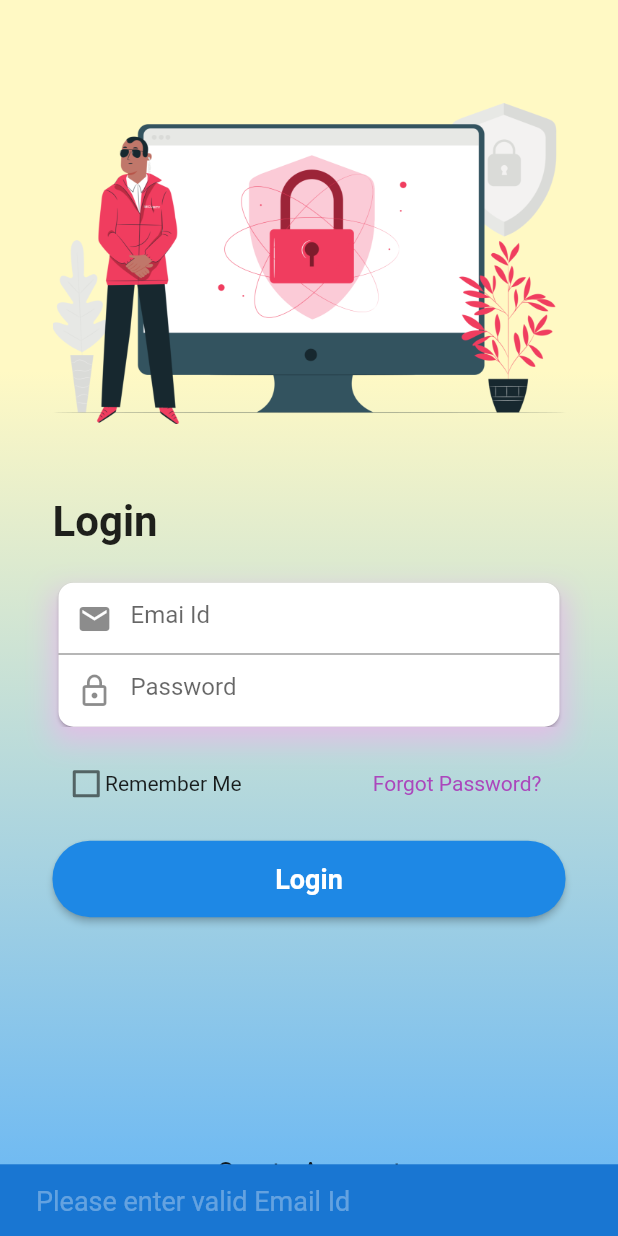
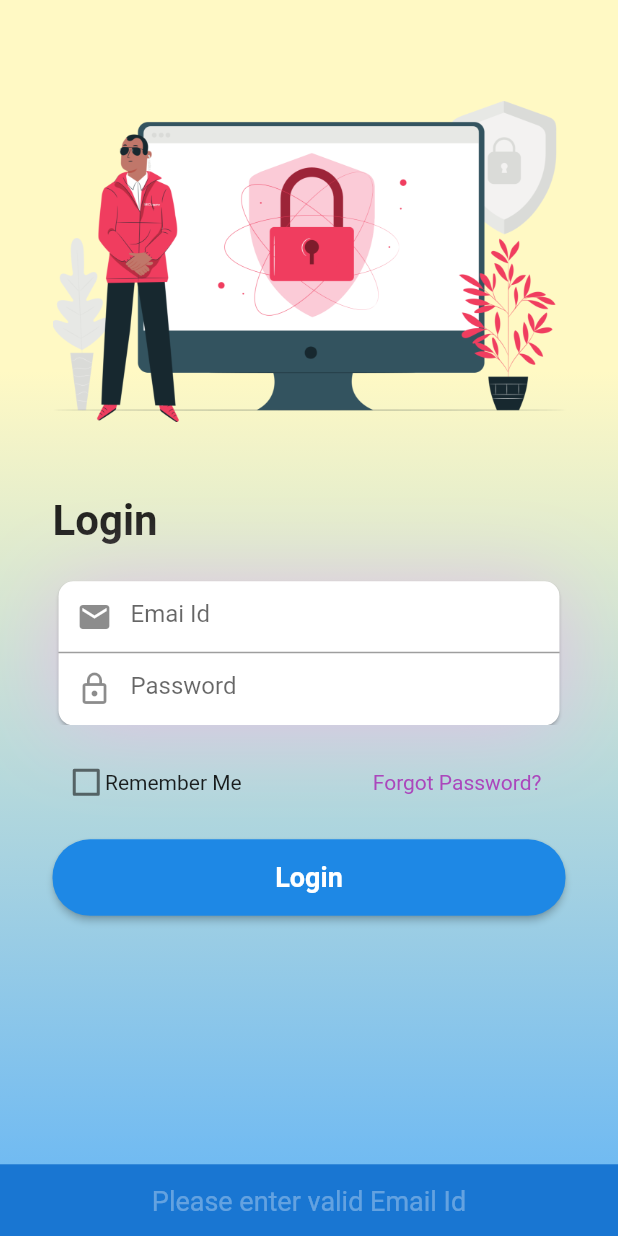
Before and after one commit to jainamcsheth/Login-Page, a Flutter app: the screen it shows after launch, after a tap on "Login", on a phone screen of 412 x 824 dp. Run offline on Flutter 3.47's test engine with Material 2 defaults, Android fonts, the phone set to English and light mode, and no system bars.

Commit message:
Adding Web Support

```diff
--- a/lib/main.dart
+++ b/lib/main.dart
@@ -11,7 +11,7 @@ class MyApp extends StatelessWidget {
       debugShowCheckedModeBanner: false,
       theme: ThemeData(
         textTheme: ThemeData.light().textTheme.copyWith(
-              body1: TextStyle(
+              bodyText2: TextStyle(
                 fontSize: 18,
               ),
             ),
--- a/lib/widgets/LoginForm.dart
+++ b/lib/widgets/LoginForm.dart
@@ -59,25 +59,9 @@ class LoginState extends State<LoginForm> {
               child: AnimatedContainer(
                 duration: Duration(milliseconds: 1000),
                 curve: Curves.fastLinearToSlowEaseIn,
-                width: _loginBtnOpen ? 500 : 25,
+                width: _loginBtnOpen ? 500 : 30,
                 padding: _loginBtnOpen ? EdgeInsets.all(15.0) : null,
-                child: _loginBtnOpen
-                    ? Text(
-                        'Login',
-                        style: Theme.of(context).textTheme.body1.copyWith(
-                              color: Colors.white,
-                              fontWeight: FontWeight.bold,
-                            ),
-                        textAlign: TextAlign.center,
-                      )
-                    : Container(
-                        height: 50,
-                        width: 50,
-                        child: Image.asset(
-                          'assets/images/loading_transparent_red_gif.gif',
-                          fit: BoxFit.cover,
-                        ),
-                      ),
+                child: loginBtnText,
               ),
               onPressed: () {
                 _setStateOfLoginBtn(false);
@@ -102,6 +86,26 @@ class LoginState extends State<LoginForm> {
         ],
       ),
     );
+  }
+
+  Widget get loginBtnText {
+    return (_loginBtnOpen
+        ? Text(
+            'Login',
+            style: Theme.of(context).textTheme.bodyText2.copyWith(
+                  color: Colors.white,
+                  fontWeight: FontWeight.bold,
+                ),
+            textAlign: TextAlign.center,
+          )
+        : Container(
+            height: 50,
+            width: 50,
+            child: Image.asset(
+              'assets/images/loading_transparent_red_gif.gif',
+              fit: BoxFit.cover,
+            ),
+          ));
   }
 
   void _handleLogin(BuildContext context, String invalidField) {
@@ -141,9 +145,10 @@ class LoginState extends State<LoginForm> {
             invalidField == 'email'
                 ? 'Please enter valid Email Id'
                 : 'Please enter valid Password',
-            style: Theme.of(context).textTheme.body1.copyWith(
+            style: Theme.of(context).textTheme.bodyText2.copyWith(
                   color: Colors.white,
                 ),
+            textAlign: TextAlign.center,
           ),
         ),
       ),
--- a/lib/widgets/LoginFormFields.dart
+++ b/lib/widgets/LoginFormFields.dart
@@ -10,13 +10,13 @@ class LoginFormFields extends StatelessWidget {
   Widget build(BuildContext context) {
     return Container(
       height: 100,
-      // width: double.infinity,
       decoration: BoxDecoration(boxShadow: [
         BoxShadow(
-            color: Colors.purple[100],
-            blurRadius: 15.0,
-            // spreadRadius: 5.0,
-            offset: Offset(0, 10))
+          color: Colors.purple[100],
+          blurRadius: 50.0,
+          spreadRadius: -5,
+          offset: Offset(0, 5),
+        )
       ]),
       child: SingleChildScrollView(
         physics: NeverScrollableScrollPhysics(),
--- a/lib/widgets/LoginPage.dart
+++ b/lib/widgets/LoginPage.dart
@@ -1,5 +1,5 @@
 import 'package:flutter/material.dart';
-import 'package:flutter/foundation.dart' show kIsWeb;
+// import 'package:flutter/foundation.dart' show kIsWeb;
 
 import './LoginForm.dart';
 
@@ -12,6 +12,8 @@ class LoginPage extends StatelessWidget {
 
     return Scaffold(
       body: Container(
+        width: double.infinity,
+        height: double.infinity,
         decoration: BoxDecoration(
           gradient: LinearGradient(
             begin: Alignment.topCenter,
@@ -31,12 +33,18 @@ class LoginPage extends StatelessWidget {
           child: SingleChildScrollView(
             child: Container(
               padding: EdgeInsets.symmetric(
-                  horizontal: orientation == Orientation.portrait ? 35 : ( kIsWeb ? screenWidth/3 : screenWidth/4),
-                  vertical: kIsWeb ? screenHeight - 50 : 20,
+                horizontal: orientation == Orientation.portrait
+                    ? (screenWidth > 575 ? screenWidth / 5 : 35)
+                    : screenWidth > 1028
+                        ? screenWidth / 3
+                        : (screenWidth > 767
+                            ? screenWidth / 4
+                            : screenWidth / 5),
+                vertical: 18,
               ),
-                height: orientation == Orientation.portrait
+              height: orientation == Orientation.portrait && screenHeight > 569
                   ? screenHeight
-                    : 650,
+                  : 650, // screenHeight > 650 ? screenHeight : 650,
               child: Column(
                 mainAxisAlignment: MainAxisAlignment.spaceEvenly,
                 children: [
@@ -64,7 +72,7 @@ class LoginPage extends StatelessWidget {
                     alignment: Alignment.bottomCenter,
                     child: Text(
                       'Create Account',
-                        style: Theme.of(context).textTheme.body1,
+                      style: Theme.of(context).textTheme.bodyText2,
                     ),
                   ),
                 ],
--- a/lib/widgets/RememberForgot.dart
+++ b/lib/widgets/RememberForgot.dart
@@ -26,7 +26,7 @@ class RememberForgot extends StatelessWidget {
             ),
             Text(
               'Remember Me',
-              style: Theme.of(context).textTheme.body1.copyWith(
+              style: Theme.of(context).textTheme.bodyText2.copyWith(
                 fontSize: 14,
               ),
             ),
@@ -36,7 +36,7 @@ class RememberForgot extends StatelessWidget {
       trailing: FlatButton(
         child: Text(
           'Forgot Password?',
-          style: Theme.of(context).textTheme.body1.copyWith(
+          style: Theme.of(context).textTheme.bodyText2.copyWith(
             color: Colors.purple[400],
             fontSize: 14,
           ),
```
Also changed, not shown: pubspec.lock, 9 other files. Lines whose indentation alone changed are shown as unchanged.
